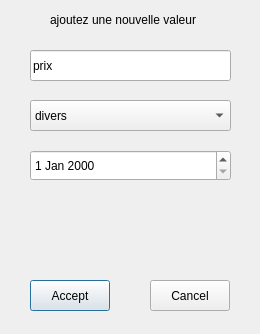
ffillouxdev/LogiCompta, file logiComptaProject/addvaluedialog.ui: the form before one commit.
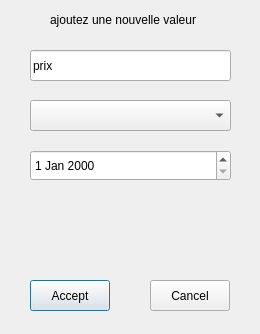
The form after the commit.

```diff
--- a/logiComptaProject/addvaluedialog.ui
+++ b/logiComptaProject/addvaluedialog.ui
@@ -74,11 +74,6 @@
      <height>31</height>
     </rect>
    </property>
-   <item>
-    <property name="text">
-     <string>divers</string>
-    </property>
-   </item>
   </widget>
   <widget class="QDateEdit" name="dateEdit">
    <property name="geometry">
```
Left out of the diff: 4 changed lines with no effect on the pictures.
